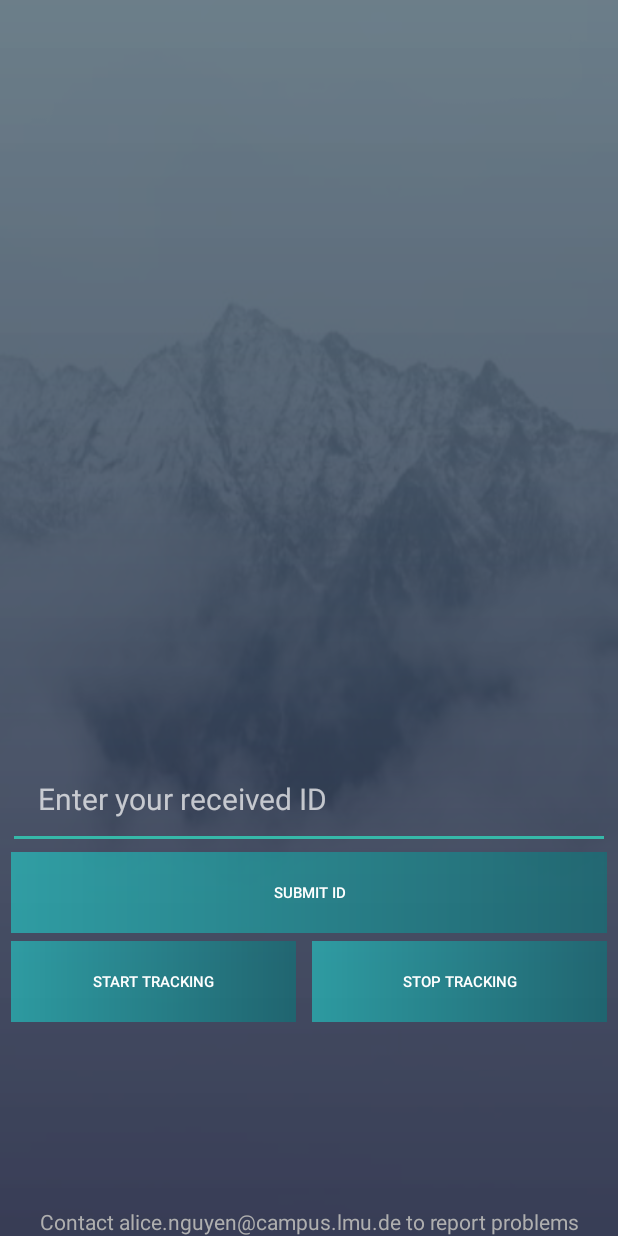
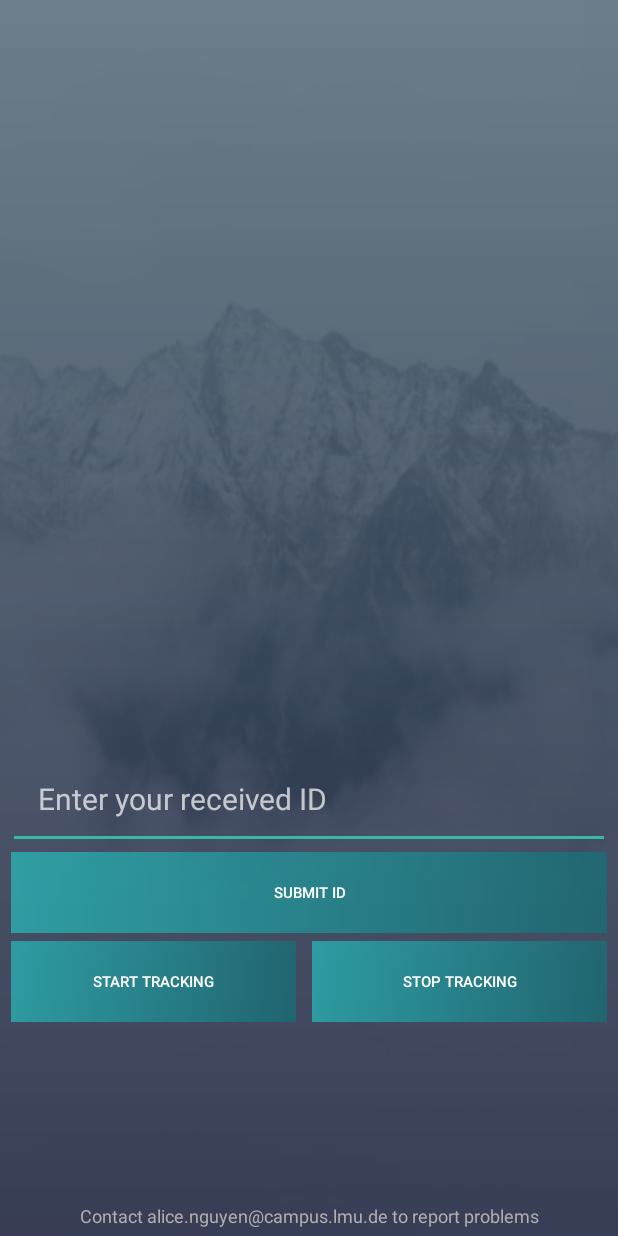
Before and after one commit to AliceNNguyen/ContextLock, an Android app: the screen it shows after launch (MainActivity), on a phone screen of 412 x 824 dp. Run offline under Robolectric (Android 15) with nearby library versions, the phone set to English and light mode, and no system bars; our stand-ins replace Firebase (no records; nobody signed in at launch, a user with empty details on screens opened directly).

Commit message:
update apk and code

```diff
--- a/app/src/main/res/layout/activity_main.xml
+++ b/app/src/main/res/layout/activity_main.xml
@@ -94,5 +94,7 @@
         android:layout_alignParentBottom="true"
         android:textAlignment="center"
         android:textColor="@color/contact_color"
+        android:paddingBottom="5dp"
+        android:textSize="12sp"
         android:text="Contact alice.nguyen@campus.lmu.de to report problems"/>
 </RelativeLayout>
```
Also changed, not shown: 1 other file.
